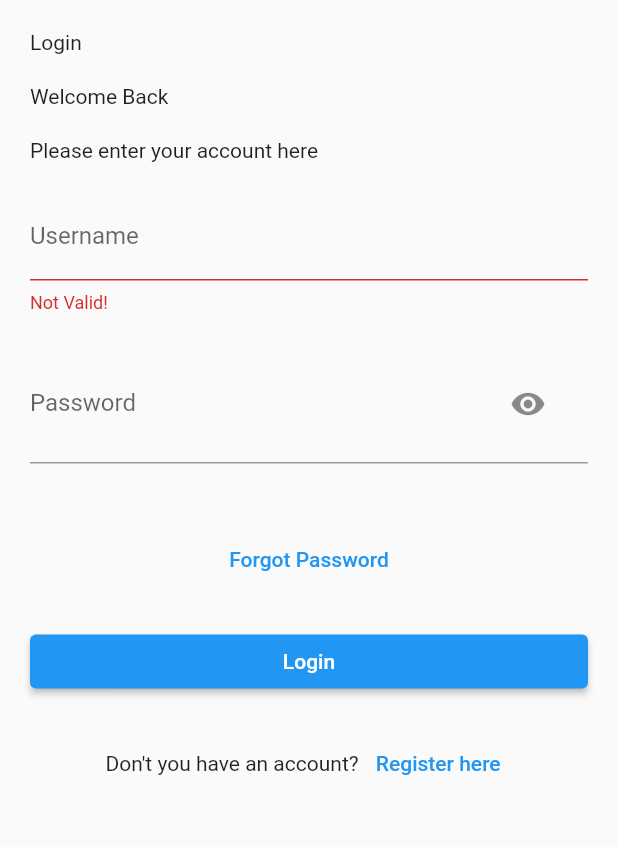
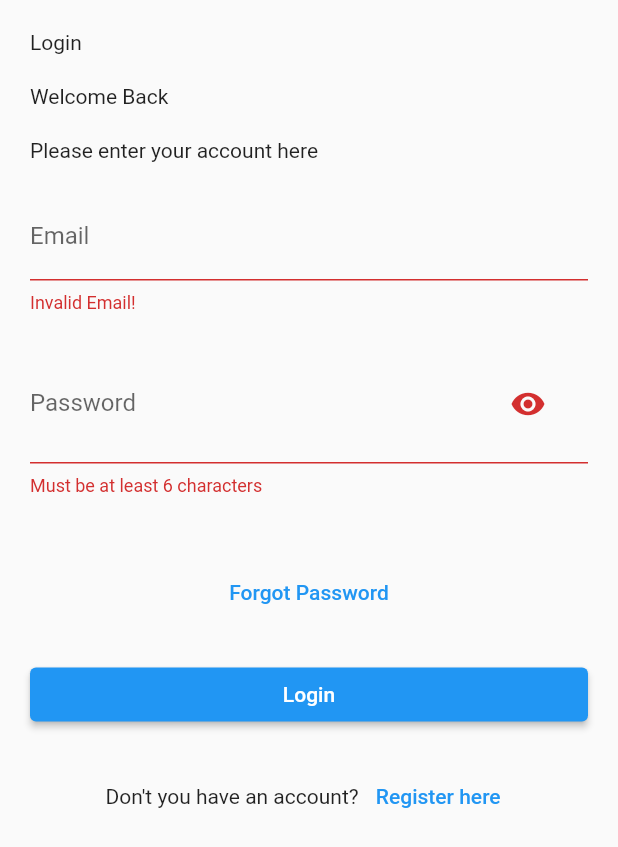
Before and after one commit to capstone-project-alterra-9/flutter-loyalty-point, a Flutter app: the LoginView screen opened by its route, after a tap on "Login", on a phone screen of 412 x 824 dp. Shown: the top 847 px of the screen. Run offline on Flutter 3.47's test engine with Material 2 defaults, Android fonts, the phone set to English and light mode, and no system bars; our stand-ins replace dio, google_fonts, shared_preferences; accounts and stored records are empty.

Commit message:
add validation

```diff
--- /dev/null
+++ b/lib/src/utils/extensions/string_extension.dart
@@ -0,0 +1,11 @@
+extension StringExtension on String {
+  bool isValidUsername() => length >= 3;
+
+  bool isValidEmail() {
+    return RegExp(
+      r'^(([^<>()[\]\\.,;:\s@\"]+(\.[^<>()[\]\\.,;:\s@\"]+)*)|(\".+\"))@((\[[0-9]{1,3}\.[0-9]{1,3}\.[0-9]{1,3}\.[0-9]{1,3}\])|(([a-zA-Z\-0-9]+\.)+[a-zA-Z]{2,}))$',
+    ).hasMatch(this);
+  }
+
+  bool isValidPassword() => length >= 6;
+}
--- a/lib/src/views/auth/login/login_view.dart
+++ b/lib/src/views/auth/login/login_view.dart
@@ -1,5 +1,7 @@
 import 'package:flutter/material.dart';
 import 'package:flutter_loyalty_point/src/models/auth/data_request_login_model.dart';
+import 'package:flutter_loyalty_point/src/utils/extensions/string_extension.dart';
+import 'package:flutter_loyalty_point/src/utils/urls.dart';
 import 'package:flutter_loyalty_point/src/view_models/auth/login/login_view_model.dart';
 import 'package:flutter_loyalty_point/src/views/auth/register/register_view.dart';
 import 'package:flutter_loyalty_point/src/views/home/bottomnav_view.dart';
@@ -17,7 +19,7 @@ class LoginView extends StatefulWidget {
 class _LoginViewState extends State<LoginView> {
   late final GlobalKey<FormState> _formKey;
 
-  late final TextEditingController _usernameController;
+  late final TextEditingController _emailController;
   late final TextEditingController _passwordController;
 
   bool _obscureText = true;
@@ -28,7 +30,7 @@ class _LoginViewState extends State<LoginView> {
 
     _formKey = GlobalKey<FormState>();
 
-    _usernameController = TextEditingController();
+    _emailController = TextEditingController();
     _passwordController = TextEditingController();
   }
 
@@ -36,7 +38,7 @@ class _LoginViewState extends State<LoginView> {
   void dispose() {
     super.dispose();
 
-    _usernameController.dispose();
+    _emailController.dispose();
     _passwordController.dispose();
   }
 
@@ -67,14 +69,16 @@ class _LoginViewState extends State<LoginView> {
                   key: _formKey,
                   child: Column(
                     children: [
-                      // textfield username
+                      // textfield email
                       TextFormField(
-                        controller: _usernameController,
-                        keyboardType: TextInputType.text,
+                        controller: _emailController,
+                        keyboardType: TextInputType.emailAddress,
                         decoration: const InputDecoration(
-                          label: Text('Username'),
+                          label: Text('Email'),
                         ),
-                        validator: (value) => value == '' ? "Not Valid!" : null,
+                        validator: (value) => value.toString().isValidEmail()
+                            ? null
+                            : 'Invalid Email!',
                       ),
                       const SizedBox(height: 20),
 
@@ -99,6 +103,9 @@ class _LoginViewState extends State<LoginView> {
                             ),
                           ),
                         ),
+                        validator: (value) => value.toString().isValidPassword()
+                            ? null
+                            : "Must be at least 6 characters",
                       ),
                       const SizedBox(height: 20),
 
@@ -122,7 +129,7 @@ class _LoginViewState extends State<LoginView> {
                       Provider.of<LoginViewModel>(context, listen: false)
                           .submit(
                         DataRequestLoginModel(
-                            username: _usernameController.text,
+                            email: _emailController.text,
                             password: _passwordController.text),
                       );
                     }
--- a/lib/src/views/auth/register/register_view.dart
+++ b/lib/src/views/auth/register/register_view.dart
@@ -1,5 +1,6 @@
 import 'package:flutter/material.dart';
 import 'package:flutter_loyalty_point/src/models/auth/data_request_register_model.dart';
+import 'package:flutter_loyalty_point/src/utils/extensions/string_extension.dart';
 import 'package:flutter_loyalty_point/src/view_models/auth/register/register_view_model.dart';
 import 'package:flutter_loyalty_point/src/views/auth/login/login_view.dart';
 import 'package:provider/provider.dart';
@@ -76,7 +77,9 @@ class _RegisterViewState extends State<RegisterView> {
                         decoration: const InputDecoration(
                           label: Text('Username'),
                         ),
-                        validator: (value) => value == '' ? "Not Valid!" : null,
+                        validator: (value) => value.toString().isValidUsername()
+                            ? null
+                            : "Must be at least 3 characters",
                       ),
                       const SizedBox(height: 20),
 
@@ -87,7 +90,9 @@ class _RegisterViewState extends State<RegisterView> {
                         decoration: const InputDecoration(
                           label: Text('Email'),
                         ),
-                        validator: (value) => value == '' ? "Not Valid!" : null,
+                        validator: (value) => value.toString().isValidEmail()
+                            ? null
+                            : 'Invalid Email!',
                       ),
                       const SizedBox(height: 20),
 
@@ -106,13 +111,17 @@ class _RegisterViewState extends State<RegisterView> {
                               }),
                               icon: Icon(
                                 _obscureText
-                                    ? Icons.visibility
-                                    : Icons.visibility_off,
+                                    ? Icons.visibility_off
+                                    : Icons.visibility,
                               ),
                             ),
                           ),
                         ),
+                        validator: (value) => value.toString().isValidPassword()
+                            ? null
+                            : "Must be at least 6 characters",
                       ),
+
                       const SizedBox(height: 20),
 
                       //  end form section
```
